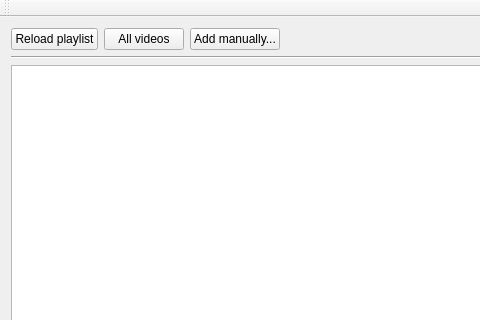
Before: the Qt Designer form mainwindow.ui in Tofee/artefetcher, drawn with Qt 5; both pictures show x 0 to 480 and y 0 to 320 of the 992 by 625 pixel window.
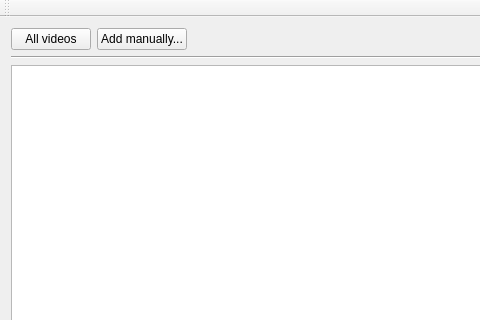
After: the same form once the commit is applied. Icons and pictures are not drawn.

Diff of the .ui file:
```diff
--- a/mainwindow.ui
+++ b/mainwindow.ui
@@ -21,13 +21,6 @@
    <layout class="QVBoxLayout" name="verticalLayout">
     <item>
      <layout class="QHBoxLayout" name="horizontalLayout">
-      <item>
-       <widget class="QPushButton" name="loadPlaylistButton">
-        <property name="text">
-         <string>Reload playlist</string>
-        </property>
-       </widget>
-      </item>
       <item>
        <widget class="QPushButton" name="allVideosButton">
         <property name="text">
```
